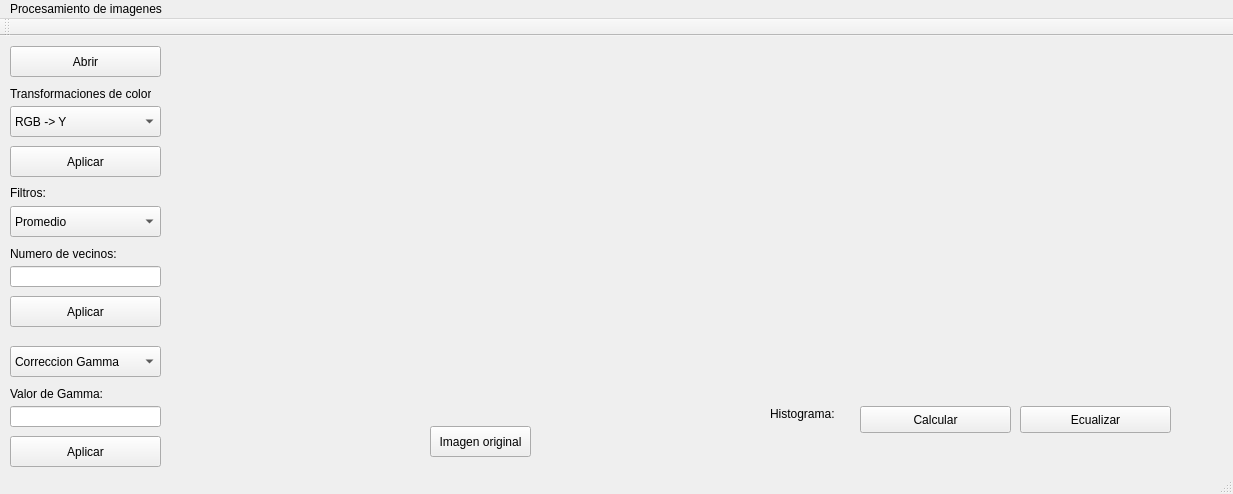
Before: the Qt Designer form mainwindow.ui in Tsubasa1218/Imagenes, drawn with Qt 5.
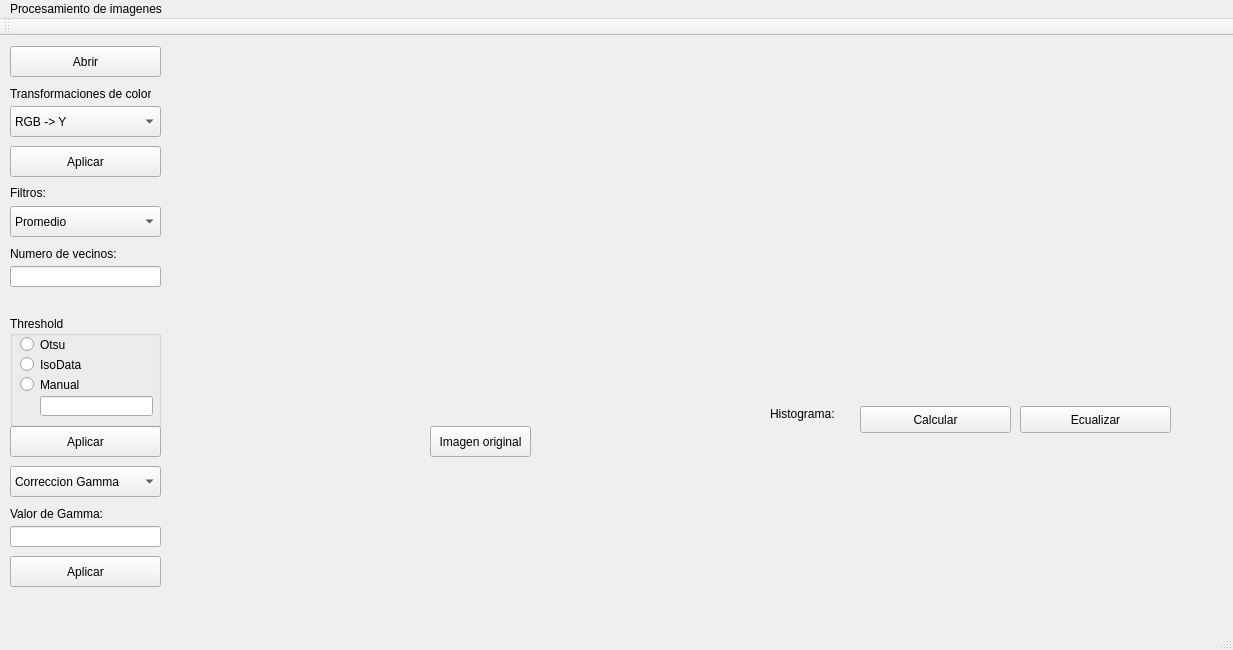
After: the same form once the commit is applied. Custom widgets are drawn as their Qt base class.

The edit to the form file:
```diff
--- a/mainwindow.ui
+++ b/mainwindow.ui
@@ -7,7 +7,7 @@
     <x>0</x>
     <y>0</y>
     <width>1233</width>
-    <height>494</height>
+    <height>650</height>
    </rect>
   </property>
   <property name="windowTitle">
@@ -41,7 +41,7 @@
     <property name="geometry">
      <rect>
       <x>10</x>
-      <y>260</y>
+      <y>390</y>
       <width>151</width>
       <height>31</height>
      </rect>
@@ -301,7 +301,7 @@
     <property name="geometry">
      <rect>
       <x>10</x>
-      <y>310</y>
+      <y>430</y>
       <width>151</width>
       <height>31</height>
      </rect>
@@ -321,7 +321,7 @@
     <property name="geometry">
      <rect>
       <x>10</x>
-      <y>400</y>
+      <y>520</y>
       <width>151</width>
       <height>31</height>
      </rect>
@@ -334,7 +334,7 @@
     <property name="geometry">
      <rect>
       <x>10</x>
-      <y>350</y>
+      <y>470</y>
       <width>121</width>
       <height>16</height>
      </rect>
@@ -347,7 +347,7 @@
     <property name="geometry">
      <rect>
       <x>10</x>
-      <y>370</y>
+      <y>490</y>
       <width>151</width>
       <height>21</height>
      </rect>
@@ -363,6 +363,81 @@
      </rect>
     </property>
    </widget>
+   <widget class="QGroupBox" name="groupBox">
+    <property name="geometry">
+     <rect>
+      <x>10</x>
+      <y>280</y>
+      <width>151</width>
+      <height>111</height>
+     </rect>
+    </property>
+    <property name="title">
+     <string>Threshold</string>
+    </property>
+    <widget class="QRadioButton" name="otsuButton">
+     <property name="geometry">
+      <rect>
+       <x>10</x>
+       <y>20</y>
+       <width>82</width>
+       <height>17</height>
+      </rect>
+     </property>
+     <property name="text">
+      <string>Otsu</string>
+     </property>
+    </widget>
+    <widget class="QRadioButton" name="isoButton">
+     <property name="geometry">
+      <rect>
+       <x>10</x>
+       <y>40</y>
+       <width>82</width>
+       <height>17</height>
+      </rect>
+     </property>
+     <property name="text">
+      <string>IsoData</string>
+     </property>
+    </widget>
+    <widget class="QLineEdit" name="userThreshold">
+     <property name="geometry">
+      <rect>
+       <x>30</x>
+       <y>80</y>
+       <width>113</width>
+       <height>20</height>
+      </rect>
+     </property>
+     <property name="font">
+      <font>
+       <strikeout>false</strikeout>
+       <stylestrategy>PreferDefault</stylestrategy>
+       <kerning>true</kerning>
+      </font>
+     </property>
+     <property name="text">
+      <string/>
+     </property>
+     <property name="clearButtonEnabled">
+      <bool>false</bool>
+     </property>
+    </widget>
+    <widget class="QRadioButton" name="manualThreshold">
+     <property name="geometry">
+      <rect>
+       <x>10</x>
+       <y>60</y>
+       <width>82</width>
+       <height>17</height>
+      </rect>
+     </property>
+     <property name="text">
+      <string>Manual</string>
+     </property>
+    </widget>
+   </widget>
   </widget>
   <widget class="QMenuBar" name="menuBar">
    <property name="geometry">
```
